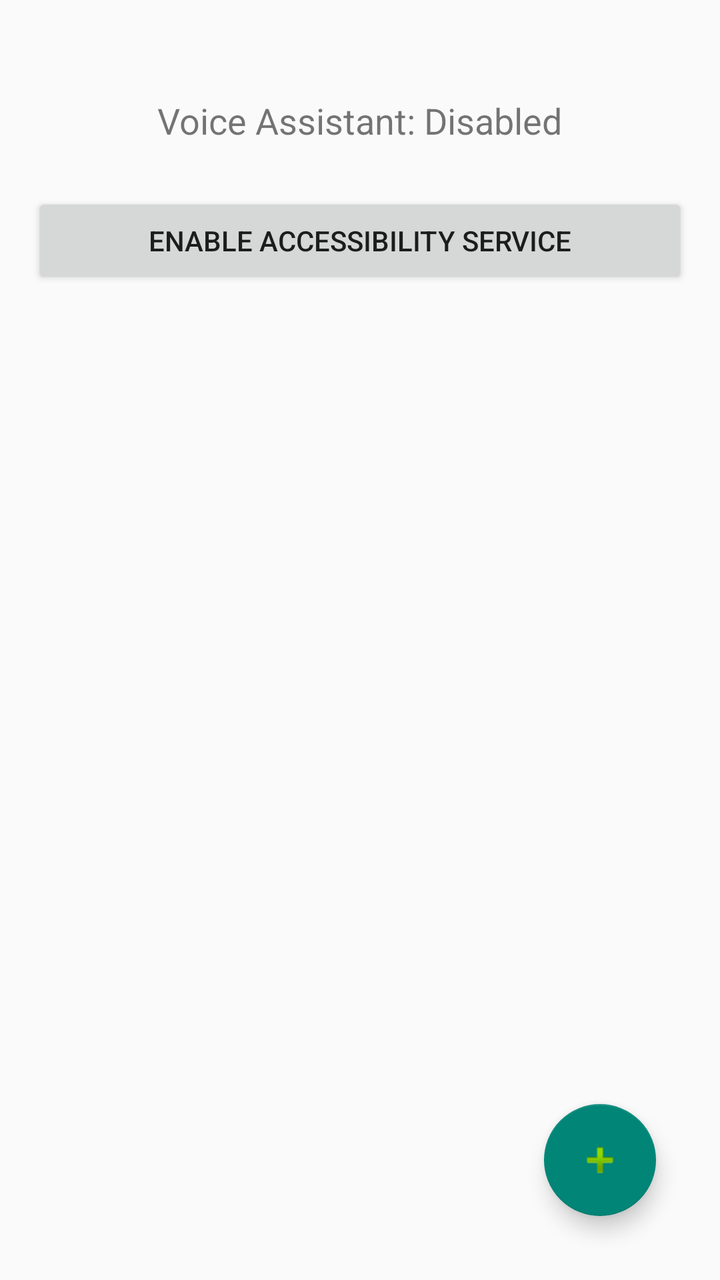
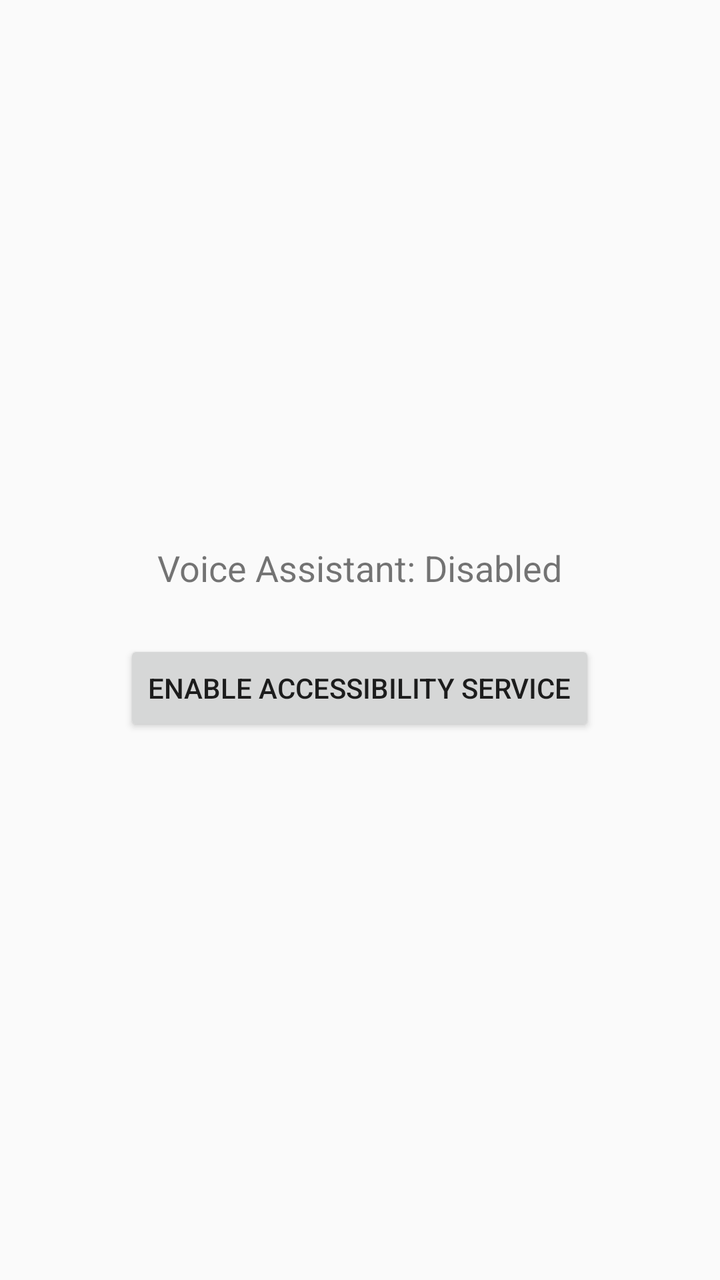

Screens rendered from an Android XML layout before and after an edit, with the pre-edit source and the edit as a unified diff.
<!-- AndroidManifest.xml: application theme Theme.AppCompat.Light.DarkActionBar -->
<!-- res/layout/activity_main.xml -->
<?xml version="1.0" encoding="utf-8"?>
<RelativeLayout xmlns:android="http://schemas.android.com/apk/res/android"
    android:layout_width="match_parent"
    android:layout_height="match_parent"
    android:padding="16dp">

    <TextView
        android:id="@+id/tvStatus"
        android:layout_width="wrap_content"
        android:layout_height="wrap_content"
        android:text="Voice Assistant: Disabled"
        android:textSize="18sp"
        android:layout_centerHorizontal="true"
        android:layout_marginTop="32dp" />

    <Button
        android:id="@+id/btnEnableAccessibility"
        android:layout_width="match_parent"
        android:layout_height="wrap_content"
        android:text="Enable Accessibility Service"
        android:layout_below="@id/tvStatus"
        android:layout_marginTop="24dp" />

    <com.google.android.material.floatingactionbutton.FloatingActionButton
        android:id="@+id/fabAddCommand"
        android:layout_width="wrap_content"
        android:layout_height="wrap_content"
        android:layout_alignParentBottom="true"
        android:layout_alignParentEnd="true"
        android:layout_margin="16dp"
        android:contentDescription="Add Custom Command"
        android:src="@android:drawable/ic_input_add" />

</RelativeLayout>
<!-- resources referenced by this layout -->
<resources>

</resources>

<!-- the commit's change to res/layout/activity_main.xml (unified diff, before → after) -->
@@ -1,7 +1,9 @@
 <?xml version="1.0" encoding="utf-8"?>
-<RelativeLayout xmlns:android="http://schemas.android.com/apk/res/android"
+<LinearLayout xmlns:android="http://schemas.android.com/apk/res/android"
     android:layout_width="match_parent"
     android:layout_height="match_parent"
+    android:orientation="vertical"
+    android:gravity="center"
     android:padding="16dp">
 
     <TextView
@@ -10,25 +12,12 @@
         android:layout_height="wrap_content"
         android:text="Voice Assistant: Disabled"
         android:textSize="18sp"
-        android:layout_centerHorizontal="true"
-        android:layout_marginTop="32dp" />
+        android:layout_marginBottom="24dp" />
 
     <Button
-        android:id="@+id/btnEnableAccessibility"
-        android:layout_width="match_parent"
-        android:layout_height="wrap_content"
-        android:text="Enable Accessibility Service"
-        android:layout_below="@id/tvStatus"
-        android:layout_marginTop="24dp" />
-
-    <com.google.android.material.floatingactionbutton.FloatingActionButton
-        android:id="@+id/fabAddCommand"
+        android:id="@+id/btnEnable"
         android:layout_width="wrap_content"
         android:layout_height="wrap_content"
-        android:layout_alignParentBottom="true"
-        android:layout_alignParentEnd="true"
-        android:layout_margin="16dp"
-        android:contentDescription="Add Custom Command"
-        android:src="@android:drawable/ic_input_add" />
+        android:text="ENABLE ACCESSIBILITY SERVICE" />
 
-</RelativeLayout>
+</LinearLayout>
